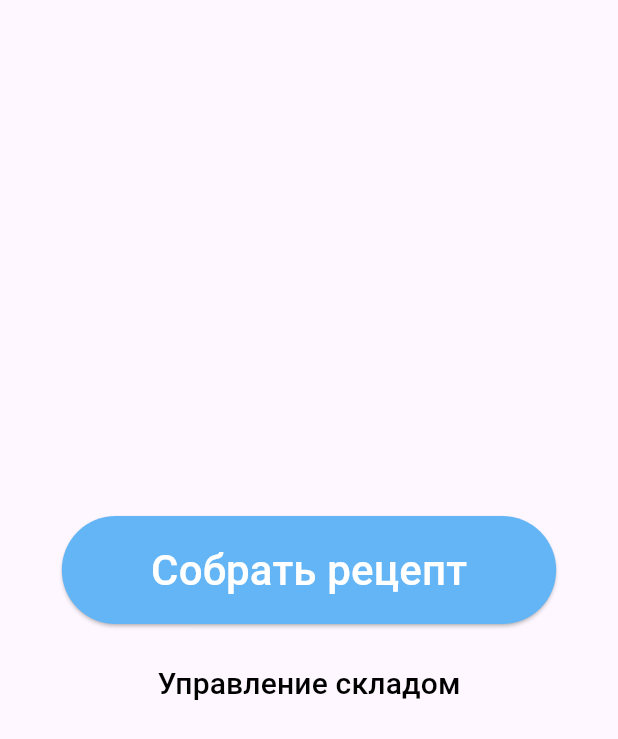
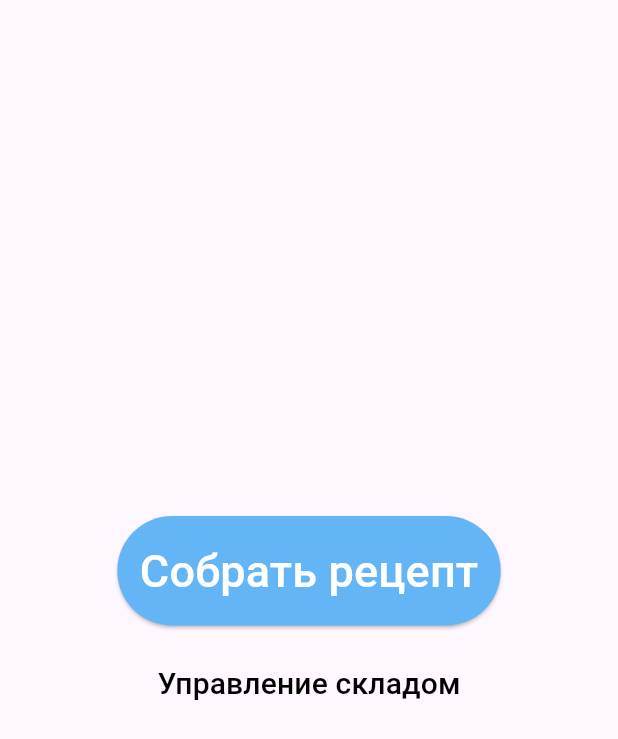
Before and after one commit to WaG711/Accounting-Chemical-Reagents, a Flutter app: the screen it shows after launch, on a phone screen of 412 x 824 dp. Shown: the top 739 px of the screen. Run offline on Flutter 3.47's test engine with Material 3 defaults, Android fonts, the phone set to English and light mode, and no system bars; our stand-ins replace sqflite; accounts and stored records are empty.

Commit message:
размеры кнопок на начальном слое

```diff
--- a/lib/src/presentation/pages/entrance.dart
+++ b/lib/src/presentation/pages/entrance.dart
@@ -10,28 +10,23 @@ class Entrance extends StatelessWidget {
       child: Column(
         mainAxisAlignment: MainAxisAlignment.center,
         children: [
-          FractionallySizedBox(
-            widthFactor: 0.8,
-            child: ElevatedButton(
+          ElevatedButton(
             onPressed: () {
               Navigator.pushReplacementNamed(context, '/recipe');
             },
             style: ElevatedButton.styleFrom(
-                  padding: const EdgeInsets.symmetric(vertical: 16),
+                padding: const EdgeInsets.all(15),
                 backgroundColor: Colors.blue[300]),
             child: const Text(
               'Собрать рецепт',
               style: TextStyle(
                 color: Colors.white,
-                  fontSize: 28,
+                fontSize: 30,
               ),
             ),
           ),
-          ),
-          const SizedBox(height: 16),
-          FractionallySizedBox(
-            widthFactor: 0.8,
-            child: TextButton(
+          const SizedBox(height: 15),
+          TextButton(
             onPressed: () {
               Navigator.pushReplacementNamed(context, '/warehouse');
             },
@@ -43,7 +38,6 @@ class Entrance extends StatelessWidget {
               ),
             ),
           ),
-          )
         ],
       ),
     ));
--- a/lib/src/presentation/widgets/my_widgets.dart
+++ b/lib/src/presentation/widgets/my_widgets.dart
@@ -100,7 +100,7 @@ class MyWidgets {
                               }
                             },
                             style: ElevatedButton.styleFrom(
-                                backgroundColor: Colors.blueGrey),
+                                backgroundColor: Colors.red[400]),
                             child: const Text(
                               'Создать реагент',
                               style:
```
Lines whose indentation alone changed are shown as unchanged.
